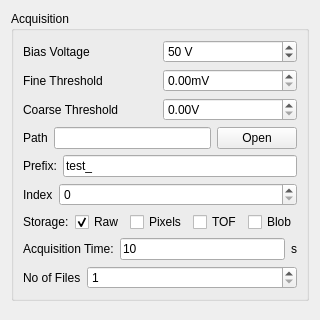
First picture: the form in pymepixviewer/pymepixviewer/panels/ui/acqconfig.ui, repository CFEL-CMI/pymepix, before the edit; both pictures show x 0 to 320 and y 0 to 320 of the 320 by 691 pixel window.
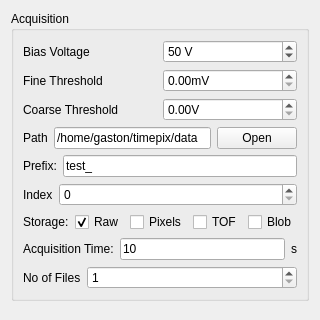
Second picture: the form after the edit.

Commit message: Add button to open and close camer shutter; not sure what this acutally does. The ideas is to stop the camera from sending data... Also add default path

The edit to the form file:
```diff
--- a/pymepixviewer/pymepixviewer/panels/ui/acqconfig.ui
+++ b/pymepixviewer/pymepixviewer/panels/ui/acqconfig.ui
@@ -116,7 +116,11 @@
            </widget>
           </item>
           <item>
-           <widget class="QLineEdit" name="path_name"/>
+           <widget class="QLineEdit" name="path_name">
+            <property name="text">
+             <string>/home/gaston/timepix/data</string>
+            </property>
+           </widget>
           </item>
           <item>
            <widget class="QPushButton" name="openpath">
```
The commit also changes 4 other files.
